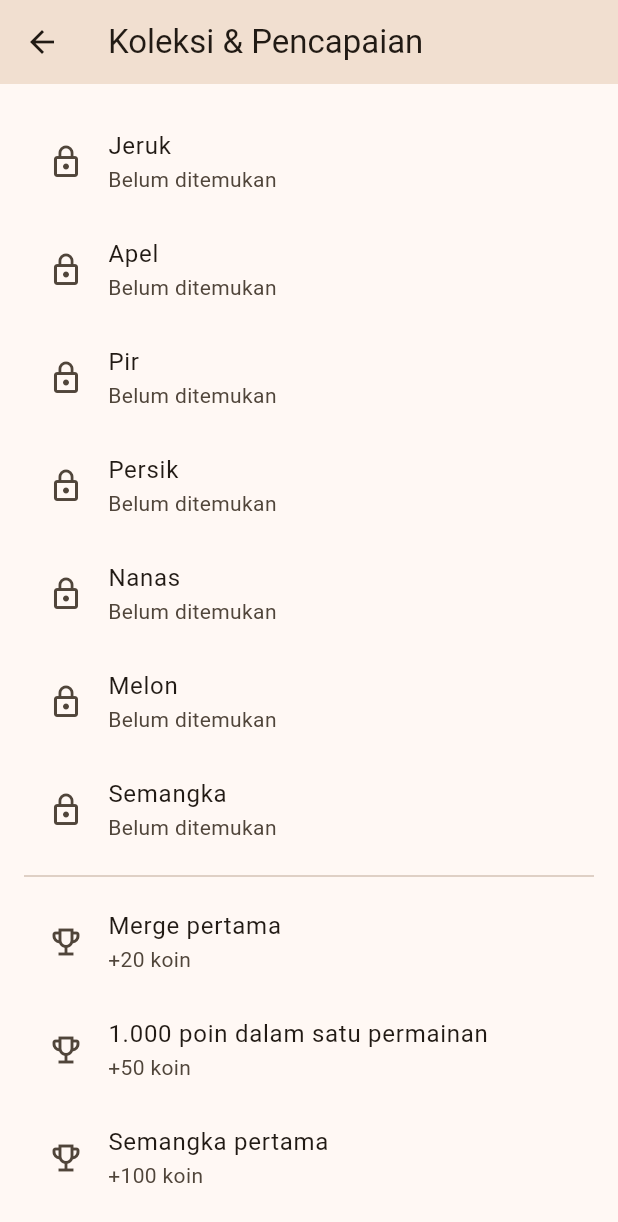
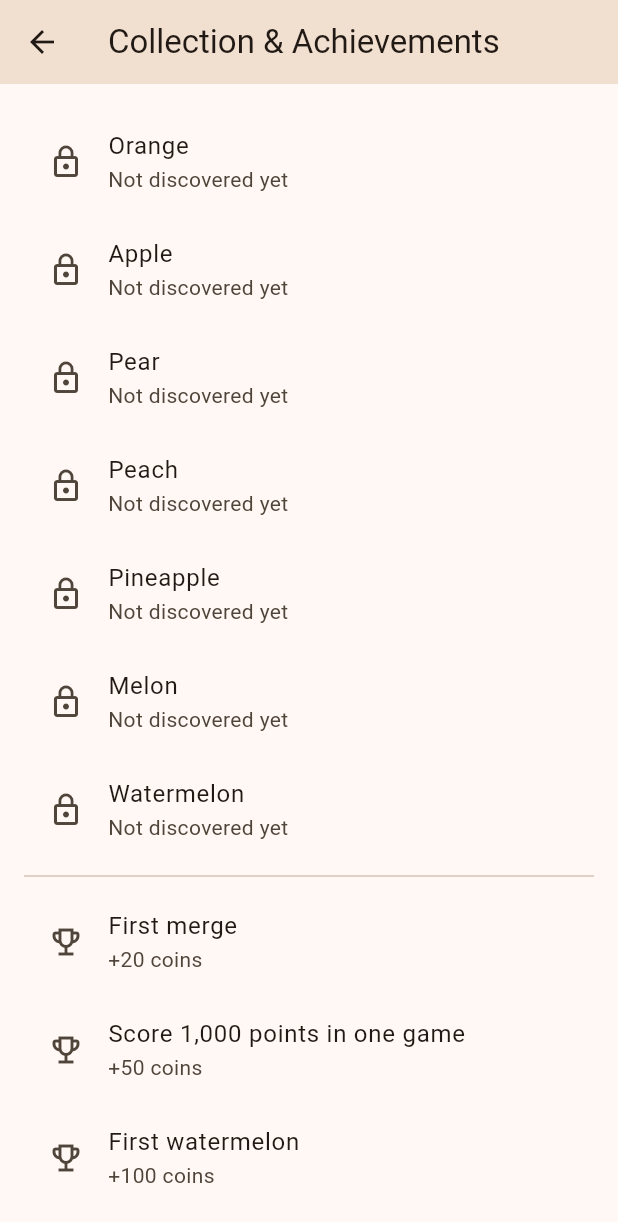
Before and after one commit to Hapidzfadli/fruit-merge, a Flutter app: the CollectionPage screen opened directly, scrolled down 208 dp, on a phone screen of 412 x 824 dp. Shown: the top 1222 px of the screen. Run offline on Flutter 3.47's test engine with Material 3 defaults, Android fonts, the phone set to English and light mode, and no system bars; our stand-ins replace audioplayers, shared_preferences, vibration; missing offline and left inert: flame; accounts and stored records are empty.

Commit message:
feat: standardize game interface in English

```diff
--- a/flutter_app/lib/main.dart
+++ b/flutter_app/lib/main.dart
@@ -66,10 +66,10 @@ class _FruitMergeAppState extends State<FruitMergeApp> {
                   child: Column(
                     mainAxisSize: MainAxisSize.min,
                     children: [
-                      const Text('Game belum berhasil dimuat.'),
+                      const Text('Could not load the game.'),
                       TextButton(
                         onPressed: () => setState(() => _loadFuture = _boot()),
-                        child: const Text('Coba lagi'),
+                        child: const Text('Try Again'),
                       ),
                     ],
                   ),
--- a/flutter_app/lib/models/fruit_data.dart
+++ b/flutter_app/lib/models/fruit_data.dart
@@ -15,14 +15,14 @@ class FruitData {
 }
 
 const List<FruitData> kFruits = [
-  FruitData(name: 'Ceri', size: 28),
-  FruitData(name: 'Stroberi', size: 36),
-  FruitData(name: 'Anggur', size: 44),
-  FruitData(name: 'Jeruk', size: 54),
-  FruitData(name: 'Apel', size: 64),
-  FruitData(name: 'Pir', size: 74),
-  FruitData(name: 'Persik', size: 84),
-  FruitData(name: 'Nanas', size: 96),
+  FruitData(name: 'Cherry', size: 28),
+  FruitData(name: 'Strawberry', size: 36),
+  FruitData(name: 'Grape', size: 44),
+  FruitData(name: 'Orange', size: 54),
+  FruitData(name: 'Apple', size: 64),
+  FruitData(name: 'Pear', size: 74),
+  FruitData(name: 'Peach', size: 84),
+  FruitData(name: 'Pineapple', size: 96),
   FruitData(name: 'Melon', size: 108),
-  FruitData(name: 'Semangka', size: 122),
+  FruitData(name: 'Watermelon', size: 122),
 ];
--- a/flutter_app/lib/models/skin_data.dart
+++ b/flutter_app/lib/models/skin_data.dart
@@ -30,11 +30,11 @@ const List<SkinData> kSkins = [
   // Splits the face off the fruit — ten plain bodies plus face_idle/face_x,
   // composited at draw time — so a fruit stuck above the danger line actually
   // changes expression instead of only fading.
-  SkinData(id: kDefaultSkinId, name: 'Permen Jelly', price: 0, layeredFace: true),
+  SkinData(id: kDefaultSkinId, name: 'Jelly Candy', price: 0, layeredFace: true),
   // The original artwork, with a cheerful face painted into every fruit.
   // Priced to match the first paid tier in app.js, which a player can afford
   // partway into their first few runs.
-  SkinData(id: 'kawaii_real', name: 'Kawaii Buah', price: 250),
+  SkinData(id: 'kawaii_real', name: 'Kawaii Fruits', price: 250),
 ];
 
 SkinData skinById(String id) => kSkins.firstWhere((s) => s.id == id, orElse: () => kSkins.first);
--- a/flutter_app/lib/state/app_state.dart
+++ b/flutter_app/lib/state/app_state.dart
@@ -38,9 +38,9 @@ class AppState extends ChangeNotifier {
     'watermelon': 100,
   };
   static const achievementNames = {
-    'merge': 'Merge pertama',
-    'score1000': '1.000 poin dalam satu permainan',
-    'watermelon': 'Semangka pertama',
+    'merge': 'First merge',
+    'score1000': 'Score 1,000 points in one game',
+    'watermelon': 'First watermelon',
   };
 
   void _award(String id) {
--- a/flutter_app/lib/ui/collection_page.dart
+++ b/flutter_app/lib/ui/collection_page.dart
@@ -11,16 +11,16 @@ class CollectionPage extends StatelessWidget {
   Widget build(BuildContext context) {
     final state = context.watch<AppState>();
     return Scaffold(
-      appBar: AppBar(title: const Text('Koleksi & Pencapaian')),
+      appBar: AppBar(title: const Text('Collection & Achievements')),
       body: ListView(
         padding: const EdgeInsets.all(16),
         children: [
           Text(
-            '${state.collection.length}/9 buah hasil merge ditemukan',
+            '${state.collection.length}/9 merged fruits discovered',
             style: Theme.of(context).textTheme.titleMedium,
           ),
           const Text(
-            'Ceri adalah buah awal. Buat buah lainnya melalui merge untuk melengkapi koleksi.',
+            'Cherry is the starting fruit. Merge fruits to discover the rest of the collection.',
           ),
           for (var i = 1; i < kFruits.length; i++)
             ListTile(
@@ -29,7 +29,7 @@ class CollectionPage extends StatelessWidget {
                   : const Icon(Icons.lock_outline),
               title: Text(kFruits[i].name),
               subtitle: Text(
-                state.collection.contains(i) ? 'Ditemukan' : 'Belum ditemukan',
+                state.collection.contains(i) ? 'Discovered' : 'Not discovered yet',
               ),
             ),
           const Divider(),
@@ -43,8 +43,8 @@ class CollectionPage extends StatelessWidget {
               title: Text(entry.value),
               subtitle: Text(
                 state.achievements.contains(entry.key)
-                    ? 'Selesai • hadiah sudah diterima'
-                    : '+${AppState.achievementRewards[entry.key]} koin',
+                    ? 'Completed • reward claimed'
+                    : '+${AppState.achievementRewards[entry.key]} coins',
               ),
             ),
         ],
--- a/flutter_app/lib/ui/game_over_page.dart
+++ b/flutter_app/lib/ui/game_over_page.dart
@@ -42,7 +42,7 @@ class GameOverPage extends StatelessWidget {
             child: Column(
               children: [
                 const Text(
-                  'Permainan Selesai',
+                  'Game Over',
                   textAlign: TextAlign.center,
                   style: TextStyle(
                     fontSize: 26,
@@ -55,7 +55,7 @@ class GameOverPage extends StatelessWidget {
                   const Padding(
                     padding: EdgeInsets.only(bottom: 12),
                     child: Text(
-                      'Rekor baru! 🏆',
+                      'New best score! 🏆',
                       style: TextStyle(
                         color: AppColors.coral,
                         fontWeight: FontWeight.bold,
@@ -66,12 +66,12 @@ class GameOverPage extends StatelessWidget {
                   mainAxisAlignment: MainAxisAlignment.center,
                   children: [
                     Expanded(
-                      child: _StatCard(label: 'Skor', value: '$score'),
+                      child: _StatCard(label: 'Score', value: '$score'),
                     ),
                     const SizedBox(width: 14),
                     Expanded(
                       child: _StatCard(
-                        label: 'Rekor',
+                        label: 'Best',
                         value: '${appState.highScore}',
                       ),
                     ),
@@ -80,7 +80,7 @@ class GameOverPage extends StatelessWidget {
                 if (earned > 0) ...[
                   const SizedBox(height: 10),
                   Text(
-                    '+$earned koin diperoleh',
+                    '+$earned coins earned',
                     style: const TextStyle(
                       fontSize: 13,
                       fontWeight: FontWeight.w600,
@@ -96,7 +96,7 @@ class GameOverPage extends StatelessWidget {
                   children: [
                     Expanded(
                       child: PrimaryButton(
-                        label: 'Main Lagi',
+                        label: 'Play Again',
                         fontSize: 15,
                         padding: const EdgeInsets.symmetric(vertical: 14),
                         onPressed: () {
@@ -109,7 +109,7 @@ class GameOverPage extends StatelessWidget {
                     const SizedBox(width: 12),
                     Expanded(
                       child: SecondaryButton(
-                        label: 'Beranda',
+                        label: 'Home',
                         onPressed: () {
                           context.read<SfxService>().click();
                           Navigator.of(context).pop(false);
--- a/flutter_app/lib/ui/game_page.dart
+++ b/flutter_app/lib/ui/game_page.dart
@@ -62,7 +62,7 @@ class _GamePageState extends State<GamePage> with WidgetsBindingObserver {
     } catch (_) {
       if (mounted) {
         ScaffoldMessenger.of(context).showSnackBar(
-          const SnackBar(content: Text('Penyimpanan gagal. Coba lagi.')),
+          const SnackBar(content: Text('Could not save your game. Please try again.')),
         );
       }
     }
@@ -234,18 +234,18 @@ class _GamePageState extends State<GamePage> with WidgetsBindingObserver {
           final confirmed = await showDialog<bool>(
             context: context,
             builder: (dialogContext) => AlertDialog(
-              title: const Text('Mulai ulang?'),
+              title: const Text('Restart game?'),
               content: const Text(
-                'Pertandingan ini akan diganti dengan permainan baru.',
+                'This game will be replaced with a new one.',
               ),
               actions: [
                 TextButton(
                   onPressed: () => Navigator.pop(dialogContext, false),
-                  child: const Text('Batal'),
+                  child: const Text('Cancel'),
                 ),
                 TextButton(
                   onPressed: () => Navigator.pop(dialogContext, true),
-                  child: const Text('Mulai ulang'),
+                  child: const Text('Restart Game'),
                 ),
               ],
             ),
@@ -322,7 +322,7 @@ class _GamePageState extends State<GamePage> with WidgetsBindingObserver {
                         ),
                       ),
                       Expanded(
-                        child: _Pill(label: 'Skor', value: '${appState.score}'),
+                        child: _Pill(label: 'Score', value: '${appState.score}'),
                       ),
                       ValueListenableBuilder<int>(
                         valueListenable: _game.nextIndexNotifier,
@@ -525,7 +525,7 @@ class _NextPreview extends StatelessWidget {
       child: Column(
         children: [
           const Text(
-            'BERIKUT',
+            'NEXT',
             style: TextStyle(
               fontSize: 9,
               fontWeight: FontWeight.w600,
@@ -579,7 +579,7 @@ class _PauseDialog extends StatelessWidget {
           mainAxisSize: MainAxisSize.min,
           children: [
             const Text(
-              'Jeda',
+              'Paused',
               style: TextStyle(
                 fontSize: 26,
                 fontWeight: FontWeight.w700,
@@ -588,7 +588,7 @@ class _PauseDialog extends StatelessWidget {
             ),
             const SizedBox(height: 14),
             PrimaryButton(
-              label: 'Lanjut',
+              label: 'Resume',
               onPressed: () {
                 sfx.click();
                 onResume();
@@ -596,7 +596,7 @@ class _PauseDialog extends StatelessWidget {
             ),
             const SizedBox(height: 12),
             SecondaryButton(
-              label: 'Ulangi',
+              label: 'Restart',
               onPressed: () {
                 sfx.click();
                 onRestart();
@@ -604,7 +604,7 @@ class _PauseDialog extends StatelessWidget {
             ),
             const SizedBox(height: 12),
             SecondaryButton(
-              label: 'Beranda',
+              label: 'Home',
               onPressed: () {
                 sfx.click();
                 onHome();
@@ -617,7 +617,7 @@ class _PauseDialog extends StatelessWidget {
                 mainAxisAlignment: MainAxisAlignment.spaceBetween,
                 children: [
                   const Text(
-                    'Musik',
+                    'Music',
                     style: TextStyle(
                       fontSize: 14,
                       fontWeight: FontWeight.w600,
--- a/flutter_app/lib/ui/menu_page.dart
+++ b/flutter_app/lib/ui/menu_page.dart
@@ -108,7 +108,7 @@ class MenuPage extends StatelessWidget {
                             SizedBox(
                               width: 220,
                               child: PrimaryButton(
-                                label: 'Main Baru',
+                                label: 'New Game',
                                 fontSize: 22,
                                 padding: const EdgeInsets.symmetric(
                                   vertical: 18,
@@ -118,20 +118,20 @@ class MenuPage extends StatelessWidget {
                                     final replace = await showDialog<bool>(
                                       context: context,
                                       builder: (c) => AlertDialog(
-                                        title: const Text('Main baru?'),
+                                        title: const Text('Start a new game?'),
                                         content: const Text(
-                                          'Permainan tersimpan akan diganti.',
+                                          'Your saved game will be replaced.',
                                         ),
                                         actions: [
                                           TextButton(
                                             onPressed: () =>
                                                 Navigator.pop(c, false),
-                                            child: const Text('Batal'),
+                                            child: const Text('Cancel'),
                                           ),
                                           TextButton(
                                             onPressed: () =>
                                                 Navigator.pop(c, true),
-                                            child: const Text('Main Baru'),
+                                            child: const Text('New Game'),
                                           ),
                                         ],
                                       ),
@@ -157,7 +157,7 @@ class MenuPage extends StatelessWidget {
                                         GamePage(savedRun: state.activeRun),
                                   ),
                                 ),
-                                child: const Text('Lanjutkan'),
+                                child: const Text('Continue'),
                               ),
                             const SizedBox(height: 20),
                             TextButton(
@@ -166,7 +166,7 @@ class MenuPage extends StatelessWidget {
                                   builder: (_) => const CollectionPage(),
                                 ),
                               ),
-                              child: const Text('Koleksi & Pencapaian'),
+                              child: const Text('Collection & Achievements'),
                             ),
                             Wrap(
                               alignment: WrapAlignment.center,
@@ -175,7 +175,7 @@ class MenuPage extends StatelessWidget {
                               children: [
                                 _MenuLink(
                                   icon: Icons.settings_rounded,
-                                  label: 'Pengaturan',
+                                  label: 'Settings',
                                   onTap: () {
                                     context.read<SfxService>().click();
                                     Navigator.of(context).push(
@@ -187,7 +187,7 @@ class MenuPage extends StatelessWidget {
                                 ),
                                 _MenuLink(
                                   icon: Icons.leaderboard_rounded,
-                                  label: 'Ranking',
+                                  label: 'Leaderboard',
                                   onTap: () {
                                     context.read<SfxService>().click();
                                     Navigator.of(context).push(
@@ -199,7 +199,7 @@ class MenuPage extends StatelessWidget {
                                 ),
                                 _MenuLink(
                                   icon: Icons.storefront_rounded,
-                                  label: 'Toko',
+                                  label: 'Shop',
                                   onTap: () {
                                     context.read<SfxService>().click();
                                     Navigator.of(context).push(
--- a/flutter_app/lib/ui/ranking_page.dart
+++ b/flutter_app/lib/ui/ranking_page.dart
@@ -10,13 +10,13 @@ class RankingPage extends StatelessWidget {
   Widget build(BuildContext context) {
     final entries = context.watch<AppState>().ranking;
     return Scaffold(
-      appBar: AppBar(title: const Text('Ranking Lokal')),
+      appBar: AppBar(title: const Text('Local Leaderboard')),
       body: entries.isEmpty
           ? const Center(
               child: Padding(
                 padding: EdgeInsets.all(24),
                 child: Text(
-                  'Belum ada hasil. Selesaikan pertandingan pertamamu!',
+                  'No scores yet. Finish your first game!',
                   textAlign: TextAlign.center,
                 ),
               ),
@@ -28,7 +28,7 @@ class RankingPage extends StatelessWidget {
                 final date = DateTime.parse(e['date'] as String).toLocal();
                 return ListTile(
                   leading: Text('${i + 1}'),
-                  title: Text('${e['score']} poin'),
+                  title: Text('${e['score']} points'),
                   subtitle: Text(
                     '${date.day}/${date.month}/${date.year} • ${kFruits[e['level'] as int].name}',
                   ),
--- a/flutter_app/lib/ui/shop_page.dart
+++ b/flutter_app/lib/ui/shop_page.dart
@@ -48,7 +48,7 @@ class _ShopPageState extends State<ShopPage> {
                   const SizedBox(width: 14),
                   const Expanded(
                     child: Text(
-                      'Toko',
+                      'Shop',
                       style: TextStyle(
                         fontSize: 20,
                         fontWeight: FontWeight.w700,
@@ -205,7 +205,7 @@ class _ShopCardState extends State<_ShopCard>
             const SizedBox(height: 8),
             if (isEquipped)
               _Badge(
-                text: 'Dipakai',
+                text: 'Equipped',
                 bg: const Color(0xFFDFF3D8),
                 fg: const Color(0xFF4C9A3A),
               )
@@ -317,7 +317,7 @@ class _EquipButton extends StatelessWidget {
             border: Border.all(color: const Color(0xFFFFD3C4), width: 2),
           ),
           child: const Text(
-            'Pakai',
+            'Equip',
             style: TextStyle(
               fontSize: 11,
               fontWeight: FontWeight.w700,
--- a/flutter_app/lib/ui/tutorial_dialog.dart
+++ b/flutter_app/lib/ui/tutorial_dialog.dart
@@ -16,16 +16,16 @@ class _TutorialDialogState extends State<_TutorialDialog> {
   int step = 0;
   static const steps = [
     (
-      'Ketuk untuk menjatuhkan',
-      'Ketuk posisi di dalam papan. Buah langsung jatuh di posisi tersebut. Tunggu indikator siap sebelum mengetuk lagi.',
+      'Tap to drop',
+      'Tap a position inside the board to drop a fruit there. Wait for the Ready indicator before tapping again.',
     ),
     (
-      'Gabungkan buah yang sama',
-      'Dua buah yang sama akan menjadi buah yang lebih besar. Lihat urutan buah di bawah papan dan buah berikutnya di atas.',
+      'Merge matching fruits',
+      'Two matching fruits merge into a larger one. Check the fruit sequence below the board and the next fruit above it.',
     ),
     (
-      'Jaga buah di bawah garis',
-      'Buah yang melewati garis bahaya terlalu lama mengakhiri permainan. Hitung mundur memberi waktu untuk menyelamatkan papan dengan merge.',
+      'Keep fruits below the line',
+      'The game ends if a fruit stays above the danger line too long. Use the countdown to make a merge and save your board.',
     ),
   ];
   @override
@@ -35,7 +35,7 @@ class _TutorialDialogState extends State<_TutorialDialog> {
     actions: [
       TextButton(
         onPressed: () => Navigator.pop(context),
-        child: const Text('Lewati'),
+        child: const Text('Skip'),
       ),
       TextButton(
         onPressed: () {
@@ -45,7 +45,7 @@ class _TutorialDialogState extends State<_TutorialDialog> {
             setState(() => step++);
           }
         },
-        child: Text(step == 2 ? 'Mulai' : 'Berikutnya'),
+        child: Text(step == 2 ? 'Start' : 'Next'),
       ),
     ],
   );
--- a/flutter_app/pubspec.yaml
+++ b/flutter_app/pubspec.yaml
@@ -1,5 +1,5 @@
 name: flutter_app
-description: "Gabungkan buah, raih skor tertinggi."
+description: "Merge fruits and beat your best score."
 # The following line prevents the package from being accidentally published to
 # pub.dev using `flutter pub publish`. This is preferred for private packages.
 publish_to: 'none' # Remove this line if you wish to publish to pub.dev
```
Also changed, not shown: flutter_app/lib/game/fruit_merge_game.dart (+6 -6 lines), flutter_app/lib/ui/settings_page.dart (+18 -15 lines), 6 other files.
